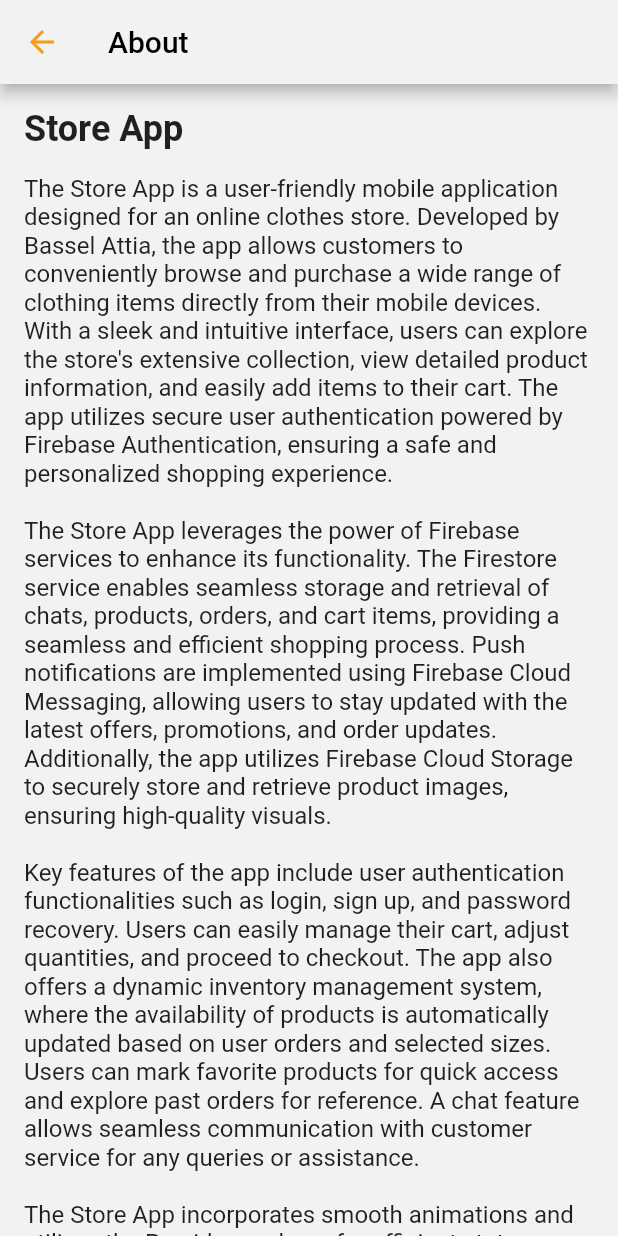
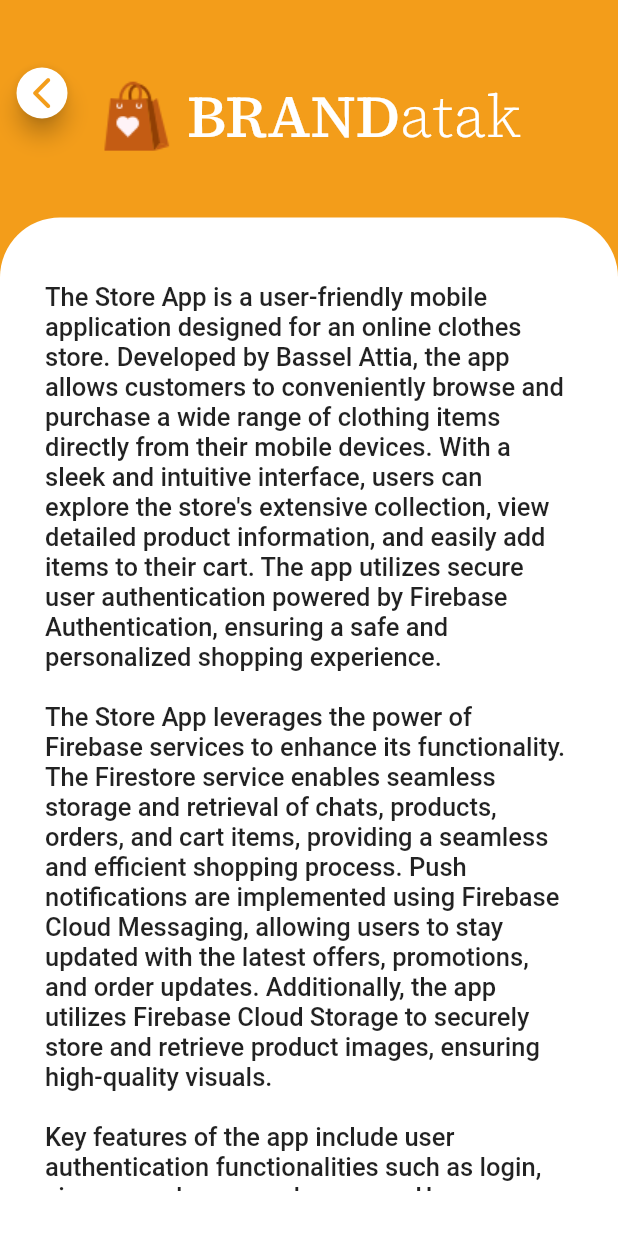
Before and after one commit to bassel27/Store-App, a Flutter app: the AboutScreen screen opened by its route, on a phone screen of 412 x 824 dp. Run offline on Flutter 3.47's test engine with Material 2 defaults, Android fonts, the phone set to English and light mode, and no system bars; our stand-ins replace auto_size_text, badges, bubble, cached_network_image, cloud_firestore, decimal and 13 more; missing offline and left inert: pagination_view; accounts and stored records are empty; network calls fail.

Commit message:
customize about screen

```diff
--- a/lib/models/constants.dart
+++ b/lib/models/constants.dart
@@ -21,3 +21,4 @@ const kLoginUrl =
 const String kPlaceHolder = "assets/gifs/placeholder.gif";
 const String kMyChatId = "NPk9JESVRMmRf533mww8";
 const String kThemePreferenceKey = 'themePreference';
+const double kPhotoPadding = 9;
--- a/lib/screens/about_screen.dart
+++ b/lib/screens/about_screen.dart
@@ -1,41 +1,29 @@
 import 'package:flutter/material.dart';
+import 'package:store_app/widgets/brandatak_stack.dart';
 
 class AboutScreen extends StatelessWidget {
   static const route = "/bottom_nav_bar/about";
 
   @override
   Widget build(BuildContext context) {
-    return Scaffold(
-      appBar: AppBar(
-        title: const Text(
-          'About',
-        ),
-      ),
-      body: SingleChildScrollView(
-        padding: const EdgeInsets.all(16.0),
+    return BrandatakStack(
+        addBackButton: true,
+        child: SingleChildScrollView(
+          padding: const EdgeInsets.only(top: 13, left: 5, right: 5),
           child: Column(
             crossAxisAlignment: CrossAxisAlignment.start,
             mainAxisAlignment: MainAxisAlignment.center,
             children: const [
-            Text(
-              'Store App',
-              style: TextStyle(
-                fontSize: 24,
-                fontWeight: FontWeight.bold,
-              ),
-            ),
-            SizedBox(height: 16),
               Text(
                 'The Store App is a user-friendly mobile application designed for an online clothes store. Developed by Bassel Attia, the app allows customers to conveniently browse and purchase a wide range of clothing items directly from their mobile devices. With a sleek and intuitive interface, users can explore the store\'s extensive collection, view detailed product information, and easily add items to their cart. The app utilizes secure user authentication powered by Firebase Authentication, ensuring a safe and personalized shopping experience.\n\n'
                 'The Store App leverages the power of Firebase services to enhance its functionality. The Firestore service enables seamless storage and retrieval of chats, products, orders, and cart items, providing a seamless and efficient shopping process. Push notifications are implemented using Firebase Cloud Messaging, allowing users to stay updated with the latest offers, promotions, and order updates. Additionally, the app utilizes Firebase Cloud Storage to securely store and retrieve product images, ensuring high-quality visuals.\n\n'
                 'Key features of the app include user authentication functionalities such as login, sign up, and password recovery. Users can easily manage their cart, adjust quantities, and proceed to checkout. The app also offers a dynamic inventory management system, where the availability of products is automatically updated based on user orders and selected sizes. Users can mark favorite products for quick access and explore past orders for reference. A chat feature allows seamless communication with customer service for any queries or assistance.\n\n'
                 'The Store App incorporates smooth animations and utilizes the Provider package for efficient state management. Error handling is implemented to provide a seamless and error-free experience. For administrators, an exclusive admin dashboard is available for managing products, including the ability to add, delete, or edit product details.\n\n'
                 'The app\'s UI/UX design is inspired by a free Figma community file available under the Creative Commons Attribution 4.0 International License, with the development and implementation executed solely by Bassel Attia.',
-              style: TextStyle(fontSize: 16),
+                style: TextStyle(fontSize: 17, fontWeight: FontWeight.w500),
               ),
             ],
           ),
-      ),
-    );
+        ));
   }
 }
--- a/lib/screens/auth_screen.dart
+++ b/lib/screens/auth_screen.dart
@@ -7,6 +7,7 @@ import 'package:store_app/mixins/input_decration.dart';
 import 'package:store_app/models/my_theme.dart';
 import 'package:store_app/screens/forgot_password_screen.dart';
 import 'package:store_app/screens/signup_screen.dart';
+import 'package:store_app/widgets/brandatak_stack.dart';
 import 'package:store_app/widgets/wide_elevated_button.dart';
 
 import '../providers/auth_notifier.dart';
@@ -20,31 +21,7 @@ class AuthScreen extends StatelessWidget {
   Widget build(BuildContext context) {
     final deviceSize = MediaQuery.of(context).size;
 
-    return Scaffold(
-      // resizeToAvoidBottomInset: false,
-      body: Stack(
-        children: <Widget>[
-          Container(
-            decoration:
-                BoxDecoration(color: Theme.of(context).colorScheme.tertiary),
-          ),
-          SingleChildScrollView(
-            child: SizedBox(
-              height: deviceSize.height,
-              width: deviceSize.width,
-              child: Column(
-                mainAxisAlignment: MainAxisAlignment.center,
-                crossAxisAlignment: CrossAxisAlignment.center,
-                children: <Widget>[
-                  const _BrandName(),
-                  Expanded(child: _AuthContainer()),
-                ],
-              ),
-            ),
-          ),
-        ],
-      ),
-    );
+    return BrandatakStack(child: _AuthContainer());
   }
 }
 
@@ -116,20 +93,7 @@ class _AuthContainer extends StatelessWidget {
   @override
   Widget build(BuildContext context) {
     final deviceSize = MediaQuery.of(context).size;
-    return Container(
-      decoration: const BoxDecoration(
-        color: Colors.white,
-        borderRadius: BorderRadius.only(
-          topRight: Radius.circular(40),
-          topLeft: Radius.circular(40),
-        ),
-      ),
-      // height: _authMode == AuthMode.SIGNUP ? 320 : 260,
-      // constraints:
-      //     BoxConstraints(minHeight: _authMode == AuthMode.SIGNUP ? 320 : 260),
-      // width: deviceSize.width * 0.75,
-      padding: const EdgeInsets.symmetric(vertical: 30, horizontal: 25),
-      child: Form(
+    return Form(
       key: _formKey,
       child: SingleChildScrollView(
         child: Column(
@@ -182,7 +146,6 @@ class _AuthContainer extends StatelessWidget {
             ),
             const _NoAccountText(),
           ],
-          ),
         ),
       ),
     );
--- a/lib/screens/product_details_screen.dart
+++ b/lib/screens/product_details_screen.dart
@@ -8,10 +8,10 @@ import 'package:store_app/providers/selected_size.dart';
 import 'package:store_app/widgets/currency_and_price_text.dart';
 import 'package:store_app/widgets/drop_shadow.dart';
 import 'package:store_app/widgets/fab_favorite.dart';
-import 'package:store_app/widgets/product_grid_tile.dart';
 
 import '../models/cart_item/cart_item.dart';
 import '../models/product/product.dart';
+import '../widgets/FAB_back.dart';
 import '../widgets/my_cached_network_image.dart';
 
 class ProductDetailsScreen extends StatelessWidget {
@@ -36,7 +36,7 @@ class ProductDetailsScreen extends StatelessWidget {
       child: SafeArea(
         child: Scaffold(
           floatingActionButton: const Align(
-              alignment: Alignment.topLeft, child: _FABBack(circleDiameter)),
+              alignment: Alignment.topLeft, child: FABBack(circleDiameter)),
           body: Column(
             children: [
               Expanded(
@@ -49,9 +49,6 @@ class ProductDetailsScreen extends StatelessWidget {
                         Align(
                             alignment: Alignment.topRight,
                             child: FABFavorite(product.id, circleDiameter)),
-                        // Align(
-                        //     alignment: Alignment.topLeft,
-                        //     child: _FABBack(product.id, 35)),
                       ]),
                     ),
                     const SizedBox(
@@ -80,8 +77,10 @@ class ProductDetailsScreen extends StatelessWidget {
                                 price: product.price
                                         .toStringAsFixed(2)
                                         .endsWith('00')
-                                    ? Decimal.parse(
-                                        product.price.toDouble().toInt().toString())
+                                    ? Decimal.parse(product.price
+                                        .toDouble()
+                                        .toInt()
+                                        .toString())
                                     : product.price,
                                 sizeMultiplicationFactor: 1.32,
                               ),
@@ -370,31 +369,3 @@ class _SizeCard extends StatelessWidget {
     );
   }
 }
-
-class _FABBack extends StatelessWidget {
-  const _FABBack(this.circleDiameter);
-  final double circleDiameter;
-
-  @override
-  Widget build(BuildContext context) {
-    return Container(
-      decoration: const BoxDecoration(
-        shape: BoxShape.circle,
-      ),
-      margin: const EdgeInsets.symmetric(
-          vertical: kPhotoPadding + 24, horizontal: kPhotoPadding + 18),
-      width: circleDiameter,
-      height: circleDiameter,
-      child: FloatingActionButton(
-        backgroundColor: Theme.of(context).colorScheme.primary,
-        shape: const CircleBorder(),
-        onPressed: () => Navigator.of(context).pop(),
-        child: Icon(
-          size: circleDiameter / 1.35,
-          Icons.arrow_back_ios_new_rounded,
-          color: Theme.of(context).colorScheme.tertiary,
-        ),
-      ),
-    );
-  }
-}
--- /dev/null
+++ b/lib/widgets/FAB_back.dart
@@ -0,0 +1,31 @@
+import 'package:flutter/material.dart';
+
+import '../models/constants.dart';
+
+class FABBack extends StatelessWidget {
+  const FABBack(this.circleDiameter);
+  final double circleDiameter;
+
+  @override
+  Widget build(BuildContext context) {
+    return Container(
+      decoration: const BoxDecoration(
+        shape: BoxShape.circle,
+      ),
+      margin: const EdgeInsets.symmetric(
+          vertical: kPhotoPadding + 24, horizontal: kPhotoPadding + 18),
+      width: circleDiameter,
+      height: circleDiameter,
+      child: FloatingActionButton(
+        backgroundColor: Theme.of(context).colorScheme.primary,
+        shape: const CircleBorder(),
+        onPressed: () => Navigator.of(context).pop(),
+        child: Icon(
+          size: circleDiameter / 1.35,
+          Icons.arrow_back_ios_new_rounded,
+          color: Theme.of(context).colorScheme.tertiary,
+        ),
+      ),
+    );
+  }
+}
--- /dev/null
+++ b/lib/widgets/brandatak_stack.dart
@@ -0,0 +1,116 @@
+import 'package:flutter/material.dart';
+import 'package:google_fonts/google_fonts.dart';
+import 'package:store_app/models/my_theme.dart';
+
+import 'FAB_back.dart';
+
+// TODO: handle connection errros and use future builder
+// TODO: refactor
+class BrandatakStack extends StatelessWidget {
+  final Widget child;
+  final bool addBackButton;
+  const BrandatakStack({required this.child, this.addBackButton = false});
+  @override
+  Widget build(BuildContext context) {
+    final deviceSize = MediaQuery.of(context).size;
+    return Scaffold(
+      floatingActionButton: addBackButton
+          ? const Padding(
+              padding: EdgeInsets.symmetric(vertical: 28),
+              child: Align(alignment: Alignment.topLeft, child: FABBack(34)),
+            )
+          : null,
+      body: Stack(
+        children: <Widget>[
+          Container(
+            decoration:
+                BoxDecoration(color: Theme.of(context).colorScheme.tertiary),
+          ),
+          SingleChildScrollView(
+            child: SizedBox(
+              height: deviceSize.height,
+              width: deviceSize.width,
+              child: Column(
+                mainAxisAlignment: MainAxisAlignment.center,
+                crossAxisAlignment: CrossAxisAlignment.center,
+                children: <Widget>[
+                  const _BrandName(),
+                  Expanded(
+                      child: Container(
+                    decoration: const BoxDecoration(
+                      color: Colors.white,
+                      borderRadius: BorderRadius.only(
+                        topRight: Radius.circular(40),
+                        topLeft: Radius.circular(40),
+                      ),
+                    ),
+                    padding: const EdgeInsets.symmetric(
+                        vertical: 30, horizontal: 25),
+                    child: child,
+                  )),
+                ],
+              ),
+            ),
+          ),
+        ],
+      ),
+    );
+  }
+}
+
+class _BrandName extends StatelessWidget {
+  const _BrandName({
+    Key? key,
+  }) : super(key: key);
+
+  @override
+  Widget build(BuildContext context) {
+    return Container(
+      decoration: const BoxDecoration(
+        borderRadius: BorderRadius.only(
+          topRight: Radius.circular(40),
+        ),
+      ),
+      margin: const EdgeInsets.only(top: 50, bottom: 40),
+      child: Center(
+        child: Row(
+          mainAxisAlignment: MainAxisAlignment.center,
+          children: [
+            SizedBox(
+              width: 50,
+              height: 50,
+              child: Image.asset(
+                "assets/images/shopping.png",
+              ),
+            ),
+            const SizedBox(
+              width: 10,
+            ),
+            RichText(
+              text: TextSpan(
+                //sourceSerif4
+                style: GoogleFonts.sourceSerif4(
+                  textStyle: const TextStyle(
+                    color: kTextLightColor,
+                    fontWeight: FontWeight.w500,
+                    fontSize: 40,
+                  ),
+                ),
+                children: <TextSpan>[
+                  const TextSpan(text: 'BRAND'),
+                  TextSpan(
+                      text: 'atak',
+                      style: GoogleFonts.sourceSerif4(
+                        textStyle: const TextStyle(
+                          fontWeight: FontWeight.w300,
+                        ),
+                      )),
+                ],
+              ),
+            ),
+          ],
+        ),
+      ),
+    );
+  }
+}
--- a/lib/widgets/fab_favorite.dart
+++ b/lib/widgets/fab_favorite.dart
@@ -1,7 +1,7 @@
 import 'package:flutter/material.dart';
 import 'package:provider/provider.dart';
 import 'package:store_app/controllers/excpetion_handler.dart';
-import 'package:store_app/widgets/product_grid_tile.dart';
+import 'package:store_app/models/constants.dart';
 
 import '../models/product/product.dart';
 import '../providers/products_notifier.dart';
--- a/lib/widgets/product_grid_tile.dart
+++ b/lib/widgets/product_grid_tile.dart
@@ -9,7 +9,6 @@ import '../models/product/product.dart';
 import 'fab_favorite.dart';
 
 const double kRoundedEdgeRadius = 22;
-const double kPhotoPadding = 9;
 
 class ProductGridTile extends StatelessWidget {
   final Product product;
```
Lines whose indentation alone changed are shown as unchanged.
